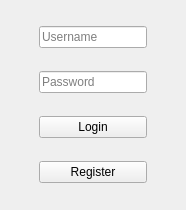
The window that WalkAble/walkable_dockwidget_base.ui (hsalko/GEO1005) describes before a commit, drawn with Qt 5.
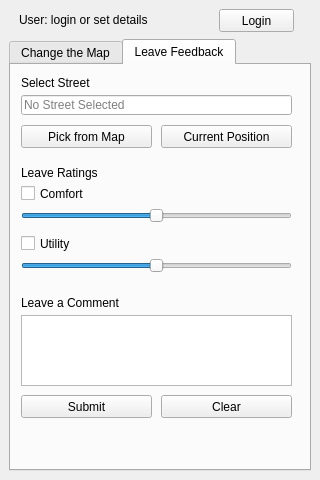
The same window after the commit. The open tabs and pages were chosen to show the change.

Commit message: Developed widget UI

Diff of the .ui file:
```diff
--- a/WalkAble/walkable_dockwidget_base.ui
+++ b/WalkAble/walkable_dockwidget_base.ui
@@ -9,8 +9,8 @@
    <rect>
     <x>0</x>
     <y>0</y>
-    <width>186</width>
-    <height>210</height>
+    <width>320</width>
+    <height>480</height>
    </rect>
   </property>
   <property name="sizePolicy">
@@ -21,8 +21,8 @@
   </property>
   <property name="minimumSize">
    <size>
-    <width>75</width>
-    <height>75</height>
+    <width>320</width>
+    <height>480</height>
    </size>
   </property>
   <property name="windowTitle">
@@ -30,53 +30,405 @@
   </property>
   <widget class="QWidget" name="dockWidgetContents">
    <layout class="QGridLayout" name="gridLayout">
-    <item row="0" column="0">
-     <widget class="QLineEdit" name="lineEdit">
-      <property name="sizePolicy">
-       <sizepolicy hsizetype="Fixed" vsizetype="Fixed">
-        <horstretch>0</horstretch>
-        <verstretch>0</verstretch>
-       </sizepolicy>
-      </property>
-      <property name="text">
-       <string/>
-      </property>
-      <property name="placeholderText">
-       <string>Username</string>
-      </property>
-     </widget>
-    </item>
     <item row="1" column="0">
-     <widget class="QLineEdit" name="lineEdit_2">
-      <property name="sizePolicy">
-       <sizepolicy hsizetype="Fixed" vsizetype="Fixed">
-        <horstretch>0</horstretch>
-        <verstretch>0</verstretch>
-       </sizepolicy>
+     <widget class="QTabWidget" name="tabWidget">
+      <property name="tabPosition">
+       <enum>QTabWidget::North</enum>
       </property>
-      <property name="text">
-       <string/>
+      <property name="tabShape">
+       <enum>QTabWidget::Rounded</enum>
       </property>
-      <property name="echoMode">
-       <enum>QLineEdit::Password</enum>
+      <property name="currentIndex">
+       <number>0</number>
       </property>
-      <property name="placeholderText">
-       <string>Password</string>
-      </property>
+      <widget class="QWidget" name="tab_weights">
+       <attribute name="title">
+        <string>Change the Map</string>
+       </attribute>
+       <widget class="QSlider" name="slider_directness">
+        <property name="geometry">
+         <rect>
+          <x>10</x>
+          <y>50</y>
+          <width>271</width>
+          <height>22</height>
+         </rect>
+        </property>
+        <property name="sizePolicy">
+         <sizepolicy hsizetype="Expanding" vsizetype="Fixed">
+          <horstretch>0</horstretch>
+          <verstretch>0</verstretch>
+         </sizepolicy>
+        </property>
+        <property name="maximum">
+         <number>10</number>
+        </property>
+        <property name="sliderPosition">
+         <number>5</number>
+        </property>
+        <property name="orientation">
+         <enum>Qt::Horizontal</enum>
+        </property>
+       </widget>
+       <widget class="QLabel" name="label_directness">
+        <property name="geometry">
+         <rect>
+          <x>10</x>
+          <y>30</y>
+          <width>121</width>
+          <height>16</height>
+         </rect>
+        </property>
+        <property name="text">
+         <string>Directness</string>
+        </property>
+       </widget>
+       <widget class="QLabel" name="label_comfort">
+        <property name="geometry">
+         <rect>
+          <x>10</x>
+          <y>80</y>
+          <width>121</width>
+          <height>16</height>
+         </rect>
+        </property>
+        <property name="text">
+         <string>Comfort</string>
+        </property>
+       </widget>
+       <widget class="QSlider" name="slider_comfort">
+        <property name="geometry">
+         <rect>
+          <x>10</x>
+          <y>100</y>
+          <width>271</width>
+          <height>22</height>
+         </rect>
+        </property>
+        <property name="sizePolicy">
+         <sizepolicy hsizetype="Expanding" vsizetype="Fixed">
+          <horstretch>0</horstretch>
+          <verstretch>0</verstretch>
+         </sizepolicy>
+        </property>
+        <property name="maximum">
+         <number>10</number>
+        </property>
+        <property name="sliderPosition">
+         <number>5</number>
+        </property>
+        <property name="orientation">
+         <enum>Qt::Horizontal</enum>
+        </property>
+       </widget>
+       <widget class="QLabel" name="label_utility">
+        <property name="geometry">
+         <rect>
+          <x>10</x>
+          <y>130</y>
+          <width>121</width>
+          <height>16</height>
+         </rect>
+        </property>
+        <property name="text">
+         <string>Utility</string>
+        </property>
+       </widget>
+       <widget class="QSlider" name="slider_utility">
+        <property name="geometry">
+         <rect>
+          <x>10</x>
+          <y>150</y>
+          <width>271</width>
+          <height>22</height>
+         </rect>
+        </property>
+        <property name="sizePolicy">
+         <sizepolicy hsizetype="Expanding" vsizetype="Fixed">
+          <horstretch>0</horstretch>
+          <verstretch>0</verstretch>
+         </sizepolicy>
+        </property>
+        <property name="maximum">
+         <number>10</number>
+        </property>
+        <property name="sliderPosition">
+         <number>5</number>
+        </property>
+        <property name="orientation">
+         <enum>Qt::Horizontal</enum>
+        </property>
+       </widget>
+       <widget class="QPushButton" name="button_update">
+        <property name="geometry">
+         <rect>
+          <x>80</x>
+          <y>190</y>
+          <width>131</width>
+          <height>23</height>
+         </rect>
+        </property>
+        <property name="text">
+         <string>Update Map</string>
+        </property>
+       </widget>
+       <widget class="QLabel" name="label">
+        <property name="geometry">
+         <rect>
+          <x>10</x>
+          <y>10</y>
+          <width>131</width>
+          <height>16</height>
+         </rect>
+        </property>
+        <property name="font">
+         <font>
+          <weight>50</weight>
+          <bold>false</bold>
+         </font>
+        </property>
+        <property name="text">
+         <string>Set Weights for Map</string>
+        </property>
+       </widget>
+      </widget>
+      <widget class="QWidget" name="tab_comment">
+       <attribute name="title">
+        <string>Leave Feedback</string>
+       </attribute>
+       <widget class="QPlainTextEdit" name="field_comment">
+        <property name="geometry">
+         <rect>
+          <x>10</x>
+          <y>250</y>
+          <width>271</width>
+          <height>71</height>
+         </rect>
+        </property>
+        <property name="horizontalScrollBarPolicy">
+         <enum>Qt::ScrollBarAlwaysOff</enum>
+        </property>
+       </widget>
+       <widget class="QPushButton" name="button_frommap">
+        <property name="geometry">
+         <rect>
+          <x>10</x>
+          <y>60</y>
+          <width>131</width>
+          <height>23</height>
+         </rect>
+        </property>
+        <property name="text">
+         <string>Pick from Map</string>
+        </property>
+       </widget>
+       <widget class="QPushButton" name="button_position">
+        <property name="geometry">
+         <rect>
+          <x>150</x>
+          <y>60</y>
+          <width>131</width>
+          <height>23</height>
+         </rect>
+        </property>
+        <property name="text">
+         <string>Current Position</string>
+        </property>
+       </widget>
+       <widget class="QLabel" name="label_location">
+        <property name="geometry">
+         <rect>
+          <x>10</x>
+          <y>10</y>
+          <width>211</width>
+          <height>16</height>
+         </rect>
+        </property>
+        <property name="text">
+         <string>Select Street</string>
+        </property>
+       </widget>
+       <widget class="QSlider" name="slider_rating_comfort">
+        <property name="geometry">
+         <rect>
+          <x>10</x>
+          <y>140</y>
+          <width>271</width>
+          <height>22</height>
+         </rect>
+        </property>
+        <property name="sizePolicy">
+         <sizepolicy hsizetype="Expanding" vsizetype="Fixed">
+          <horstretch>0</horstretch>
+          <verstretch>0</verstretch>
+         </sizepolicy>
+        </property>
+        <property name="maximum">
+         <number>10</number>
+        </property>
+        <property name="sliderPosition">
+         <number>5</number>
+        </property>
+        <property name="orientation">
+         <enum>Qt::Horizontal</enum>
+        </property>
+       </widget>
+       <widget class="QSlider" name="slider_rating_utility">
+        <property name="geometry">
+         <rect>
+          <x>10</x>
+          <y>190</y>
+          <width>271</width>
+          <height>22</height>
+         </rect>
+        </property>
+        <property name="sizePolicy">
+         <sizepolicy hsizetype="Expanding" vsizetype="Fixed">
+          <horstretch>0</horstretch>
+          <verstretch>0</verstretch>
+         </sizepolicy>
+        </property>
+        <property name="maximum">
+         <number>10</number>
+        </property>
+        <property name="sliderPosition">
+         <number>5</number>
+        </property>
+        <property name="orientation">
+         <enum>Qt::Horizontal</enum>
+        </property>
+       </widget>
+       <widget class="QLabel" name="label_ratings">
+        <property name="geometry">
+         <rect>
+          <x>10</x>
+          <y>100</y>
+          <width>211</width>
+          <height>16</height>
+         </rect>
+        </property>
+        <property name="text">
+         <string>Leave Ratings</string>
+        </property>
+       </widget>
+       <widget class="QCheckBox" name="check_comfort">
+        <property name="geometry">
+         <rect>
+          <x>10</x>
+          <y>120</y>
+          <width>141</width>
+          <height>17</height>
+         </rect>
+        </property>
+        <property name="text">
+         <string>Comfort</string>
+        </property>
+       </widget>
+       <widget class="QCheckBox" name="check_utility">
+        <property name="geometry">
+         <rect>
+          <x>10</x>
+          <y>170</y>
+          <width>141</width>
+          <height>17</height>
+         </rect>
+        </property>
+        <property name="text">
+         <string>Utility</string>
+        </property>
+       </widget>
+       <widget class="QLabel" name="label_comment">
+        <property name="geometry">
+         <rect>
+          <x>10</x>
+          <y>230</y>
+          <width>141</width>
+          <height>16</height>
+         </rect>
+        </property>
+        <property name="text">
+         <string>Leave a Comment</string>
+        </property>
+       </widget>
+       <widget class="QLineEdit" name="line_street">
+        <property name="geometry">
+         <rect>
+          <x>10</x>
+          <y>30</y>
+          <width>271</width>
+          <height>20</height>
+         </rect>
+        </property>
+        <property name="readOnly">
+         <bool>true</bool>
+        </property>
+        <property name="placeholderText">
+         <string>No Street Selected</string>
+        </property>
+       </widget>
+       <widget class="QPushButton" name="button_submit">
+        <property name="geometry">
+         <rect>
+          <x>10</x>
+          <y>330</y>
+          <width>131</width>
+          <height>23</height>
+         </rect>
+        </property>
+        <property name="text">
+         <string>Submit</string>
+        </property>
+       </widget>
+       <widget class="QPushButton" name="button_clear">
+        <property name="geometry">
+         <rect>
+          <x>150</x>
+          <y>330</y>
+          <width>131</width>
+          <height>23</height>
+         </rect>
+        </property>
+        <property name="text">
+         <string>Clear</string>
+        </property>
+       </widget>
+      </widget>
      </widget>
     </item>
-    <item row="3" column="0">
-     <widget class="QPushButton" name="pushButton_2">
-      <property name="text">
-       <string>Register</string>
+    <item row="0" column="0">
+     <widget class="QWidget" name="widget" native="true">
+      <property name="minimumSize">
+       <size>
+        <width>0</width>
+        <height>24</height>
+       </size>
       </property>
-     </widget>
-    </item>
-    <item row="2" column="0">
-     <widget class="QPushButton" name="pushButton">
-      <property name="text">
-       <string>Login</string>
-      </property>
+      <widget class="QLabel" name="label_login">
+       <property name="geometry">
+        <rect>
+         <x>10</x>
+         <y>0</y>
+         <width>191</width>
+         <height>21</height>
+        </rect>
+       </property>
+       <property name="text">
+        <string>User: login or set details</string>
+       </property>
+      </widget>
+      <widget class="QPushButton" name="button_login">
+       <property name="geometry">
+        <rect>
+         <x>210</x>
+         <y>0</y>
+         <width>75</width>
+         <height>23</height>
+        </rect>
+       </property>
+       <property name="text">
+        <string>Login</string>
+       </property>
+      </widget>
      </widget>
     </item>
    </layout>
```
The commit also changes 4 other files.
